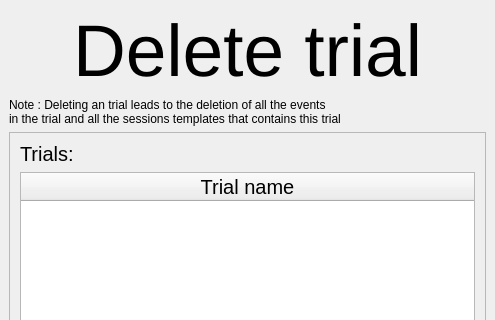
This is UI/delete_trial_type.ui in KehatSudri/Behavior_System2.0 as Qt 5 draws it before an edit; both pictures show x 0 to 495 and y 0 to 320 of the 495 by 597 pixel window. The edited form follows.
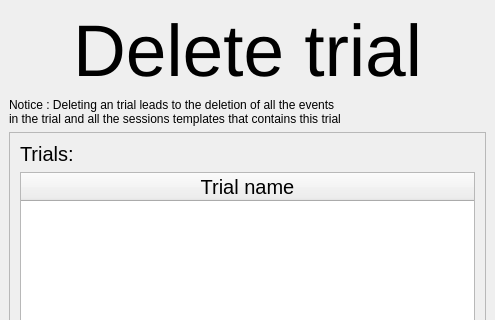
This is the edited form.

What changed in the file:
```diff
--- a/UI/delete_trial_type.ui
+++ b/UI/delete_trial_type.ui
@@ -238,7 +238,7 @@
        </font>
       </property>
       <property name="text">
-       <string>Note : Deleting an trial leads to the deletion of all the events
+       <string>Notice : Deleting an trial leads to the deletion of all the events
 in the trial and all the sessions templates that contains this trial</string>
       </property>
      </widget>
```
Left out of the diff: 4 changed lines with no effect on the pictures.
